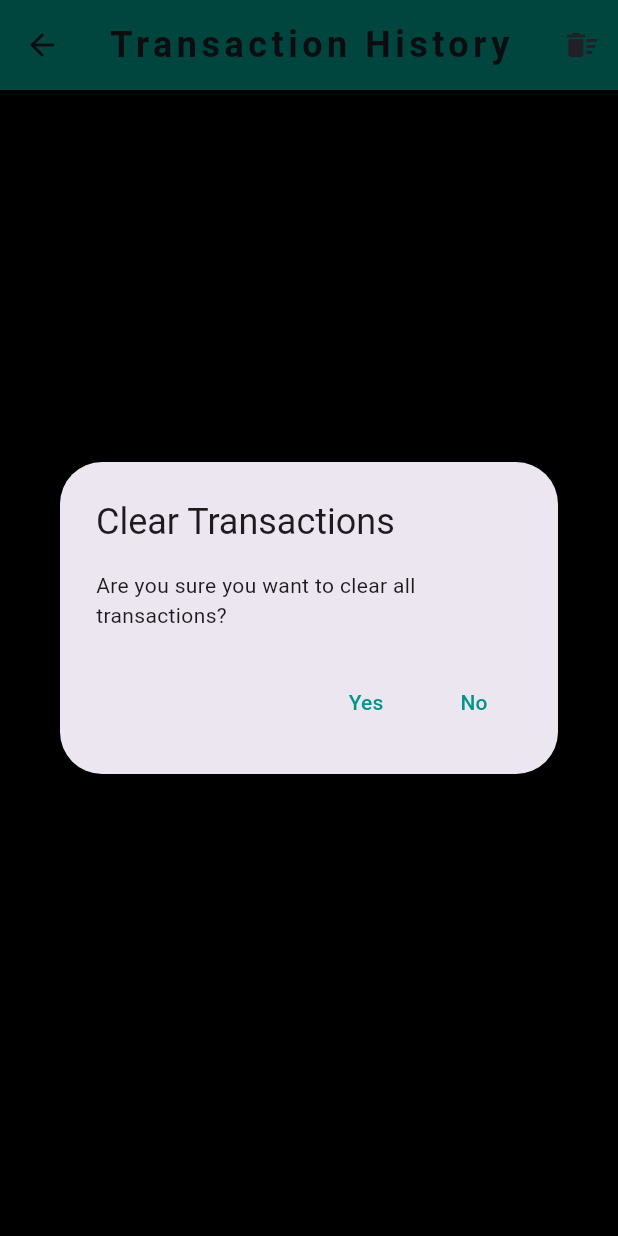
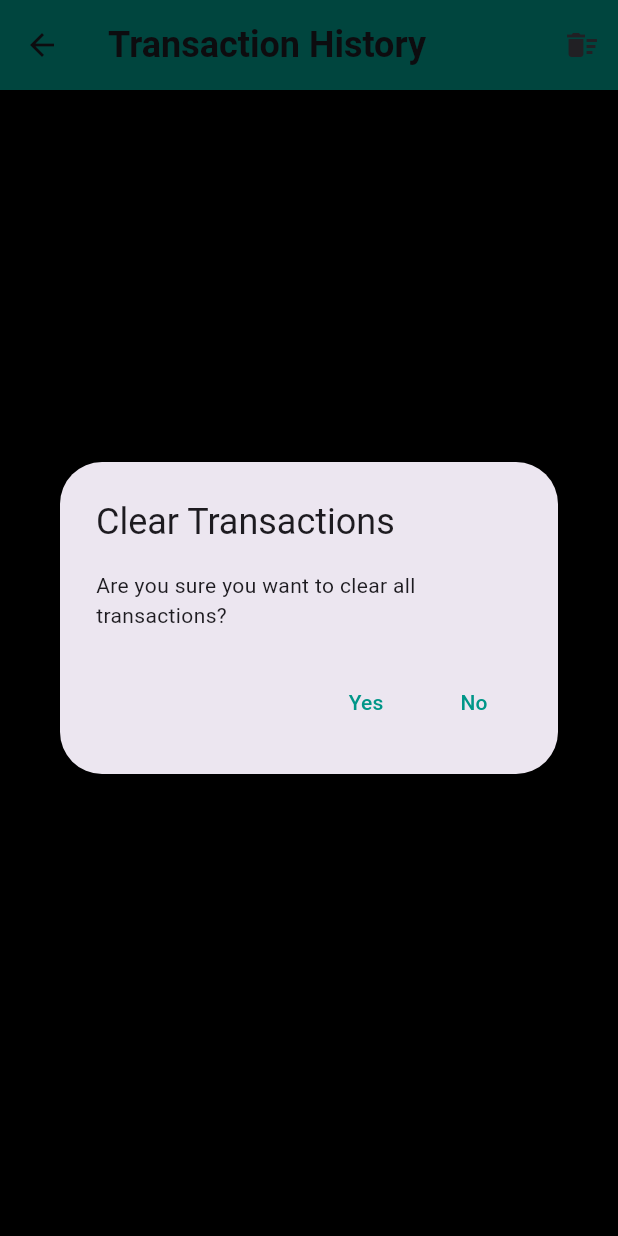
Before and after one commit to Aadil-777/Khajanav, a Flutter app: the TransactionHistoryPage screen opened directly with empty values, after a tap on the "delete sweep" icon, on a phone screen of 412 x 824 dp. Run offline on Flutter 3.47's test engine with Material 3 defaults, Android fonts, the phone set to English and light mode, and no system bars; our stand-ins replace google_fonts, pie_chart, shared_preferences; accounts and stored records are empty.

Commit message:
Update transactionhistorypage.dart

```diff
--- a/lib/transactionhistorypage.dart
+++ b/lib/transactionhistorypage.dart
@@ -5,7 +5,7 @@ class TransactionHistoryPage extends StatelessWidget {
   final Function(int) onDeleteTransaction;
   final VoidCallback onClearTransactions;
 
-  TransactionHistoryPage({
+  const TransactionHistoryPage({super.key,
     required this.transactions,
     required this.onDeleteTransaction,
     required this.onClearTransactions,
@@ -15,12 +15,12 @@ class TransactionHistoryPage extends StatelessWidget {
   Widget build(BuildContext context) {
     return Scaffold(
       appBar: AppBar(
-        title: Text(
+        title: const Text(
           'Transaction History',
           style: TextStyle(
             fontSize: 24.0,
             fontWeight: FontWeight.bold,
-            letterSpacing: 3.0,
+
           ),
         ),
         backgroundColor: Colors.teal, // Match CategoriesPage theme
@@ -28,22 +28,22 @@ class TransactionHistoryPage extends StatelessWidget {
         toolbarHeight: 60.0, // Match CategoriesPage AppBar height
         actions: [
           IconButton(
-            icon: Icon(Icons.delete_sweep),
+            icon: const Icon(Icons.delete_sweep),
             onPressed: () async {
               // Show confirmation dialog before clearing all transactions
               bool? confirm = await showDialog(
                 context: context,
                 builder: (context) => AlertDialog(
-                  title: Text('Clear Transactions'),
-                  content: Text('Are you sure you want to clear all transactions?'),
+                  title: const Text('Clear Transactions'),
+                  content: const Text('Are you sure you want to clear all transactions?'),
                   actions: [
                     TextButton(
                       onPressed: () => Navigator.of(context).pop(true),
-                      child: Text('Yes', style: TextStyle(color: Colors.teal)),
+                      child: const Text('Yes', style: TextStyle(color: Colors.teal)),
                     ),
                     TextButton(
                       onPressed: () => Navigator.of(context).pop(false),
-                      child: Text('No', style: TextStyle(color: Colors.teal)),
+                      child: const Text('No', style: TextStyle(color: Colors.teal)),
                     ),
                   ],
                 ),
@@ -67,7 +67,7 @@ class TransactionHistoryPage extends StatelessWidget {
                   mainAxisAlignment: MainAxisAlignment.center,
                   children: [
                     Icon(Icons.history, size: 100, color: Colors.grey[300]),
-                    SizedBox(height: 20),
+                    const SizedBox(height: 20),
                     Text(
                       'No transactions available.',
                       style: TextStyle(fontSize: 18, color: Colors.grey[600]),
@@ -95,7 +95,7 @@ class TransactionHistoryPage extends StatelessWidget {
                           color: Colors.black.withOpacity(0.5),
                           spreadRadius: 1,
                           blurRadius: 6,
-                          offset: Offset(0, 2),
+                          offset: const Offset(0, 2),
                         ),
                       ],
                     ),
@@ -110,14 +110,14 @@ class TransactionHistoryPage extends StatelessWidget {
                       ),
                       title: Text(
                         description,
-                        style: TextStyle(
+                        style: const TextStyle(
                           fontWeight: FontWeight.bold,
                           fontSize: 18,
                           color: Colors.white,
                         ),
                       ),
                       subtitle: Text(
-                        '${date.toLocal().toString().substring(0, 10)}',
+                        date.toLocal().toString().substring(0, 10),
                         style: TextStyle(color: Colors.grey[400]),
                       ),
                       trailing: Row(
@@ -132,31 +132,31 @@ class TransactionHistoryPage extends StatelessWidget {
                             ),
                           ),
                           IconButton(
-                            icon: Icon(Icons.delete, color: Colors.redAccent),
+                            icon: const Icon(Icons.delete, color: Colors.redAccent),
                             onPressed: () {
                               // Show a confirmation dialog
                               showDialog(
                                 context: context,
                                 builder: (context) => AlertDialog(
-                                  title: Text('Delete Transaction'),
-                                  content: Text('Are you sure you want to delete this transaction?'),
+                                  title: const Text('Delete Transaction'),
+                                  content: const Text('Are you sure you want to delete this transaction?'),
                                   actions: [
                                     TextButton(
                                       onPressed: () => Navigator.of(context).pop(),
-                                      child: Text('Cancel'),
+                                      child: const Text('Cancel'),
                                     ),
                                     TextButton(
                                       onPressed: () {
                                         onDeleteTransaction(index); // Invoke the callback to delete the transaction
                                         Navigator.of(context).pop(); // Close the dialog
                                         ScaffoldMessenger.of(context).showSnackBar(
-                                          SnackBar(
+                                          const SnackBar(
                                             content: Text('Transaction deleted'),
                                             backgroundColor: Colors.green,
                                           ),
                                         );
                                       },
-                                      child: Text('Delete', style: TextStyle(color: Colors.redAccent)),
+                                      child: const Text('Delete', style: TextStyle(color: Colors.redAccent)),
                                     ),
                                   ],
                                 ),
```
